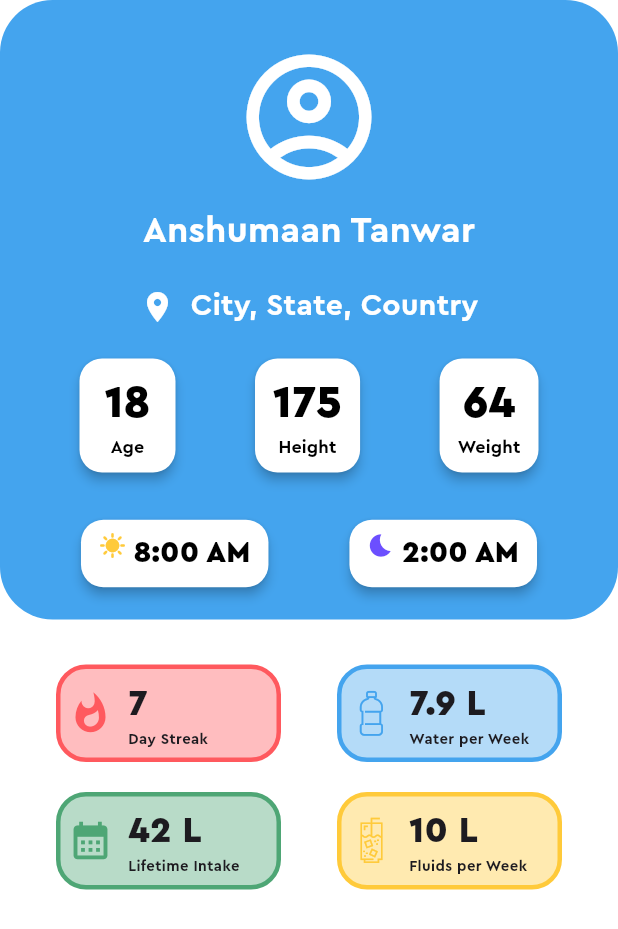
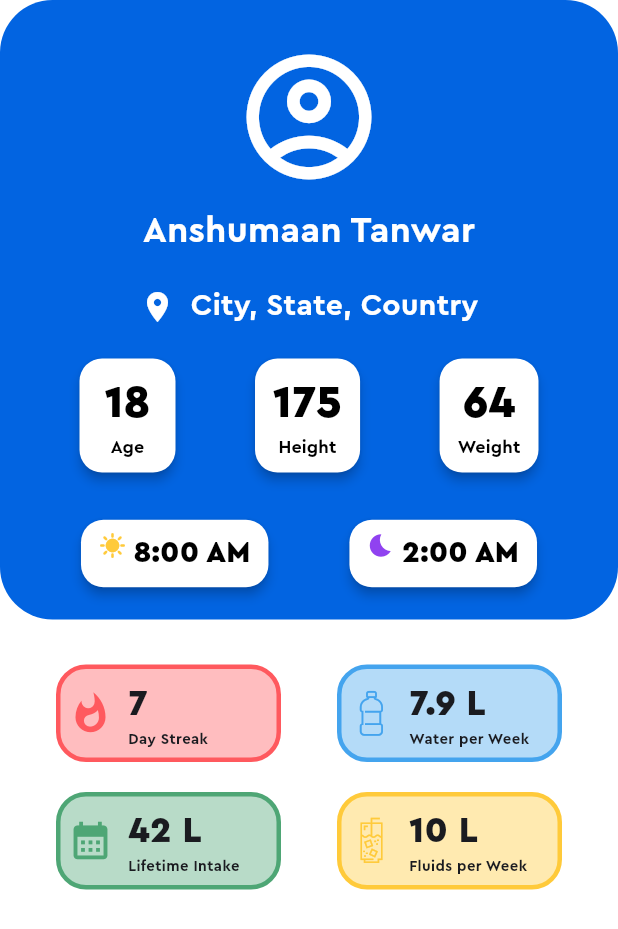
Before and after one commit to Anshu-79/aqua, a Flutter app: the UserProfile screen opened directly, on a phone screen of 412 x 824 dp. Shown: the top 929 px of the screen. Run offline on Flutter 3.47's test engine with Material 3 defaults, Android fonts, the phone set to English and light mode, and no system bars; our stand-ins replace animated_text_kit, calendar_date_picker2, drift, email_validator, firebase_core, flutter_colorpicker and 7 more; missing offline and left inert: coast, cron, flow_builder, progressive_time_picker, searchable_listview, sqlite3; accounts and stored records are empty; generated files the repository leaves out were written again; project files that could hold a hidden picture were left out.

Commit message:
organize themes & change default 'dark blue' color

```diff
--- a/lib/screens/onboarding/form/height.dart
+++ b/lib/screens/onboarding/form/height.dart
@@ -6,6 +6,7 @@ import 'package:numberpicker/numberpicker.dart';
 import 'package:aqua/screens/onboarding/form/profile.dart';
 import 'package:aqua/screens/onboarding/form/nav_buttons.dart';
 import 'package:aqua/shape_painter.dart';
+import 'package:aqua/utils.dart' as utils;
 
 class HeightInputScreen extends StatefulWidget {
   const HeightInputScreen({super.key});
@@ -57,10 +58,10 @@ class _HeightInputScreenState extends State<HeightInputScreen> {
                               itemWidth: 200,
                               textStyle: const TextStyle(
                                   fontWeight: FontWeight.w900, fontSize: 50),
-                              selectedTextStyle: const TextStyle(
+                              selectedTextStyle: TextStyle(
                                   fontWeight: FontWeight.w900,
                                   fontSize: 100,
-                                  color: Color(0xFF0264e1)),
+                                  color: utils.defaultColors['dark blue']),
                               haptics: true,
                               itemCount: 3,
                               minValue: 50,
--- a/lib/screens/onboarding/form/profile_picture.dart
+++ b/lib/screens/onboarding/form/profile_picture.dart
@@ -3,11 +3,12 @@ import 'dart:io';
 import 'package:animated_text_kit/animated_text_kit.dart';
 import 'package:flow_builder/flow_builder.dart';
 import 'package:flutter/material.dart';
+import 'package:image_picker/image_picker.dart';
 
 import 'package:aqua/screens/onboarding/form/profile.dart';
 import 'package:aqua/screens/onboarding/form/nav_buttons.dart';
 import 'package:aqua/shape_painter.dart';
-import 'package:image_picker/image_picker.dart';
+import 'package:aqua/utils.dart' as utils;
 
 class PictureInputScreen extends StatefulWidget {
   const PictureInputScreen({super.key});
@@ -72,7 +73,7 @@ class _PictureInputScreenState extends State<PictureInputScreen> {
                     ),
                     TextButton(
                         style: TextButton.styleFrom(
-                          backgroundColor: const Color(0xFF0264e1),
+                          backgroundColor: utils.defaultColors['dark blue'],
                           foregroundColor: Colors.white,
                         ),
                         onPressed: () {
--- a/lib/screens/onboarding/form/sleep_schedule.dart
+++ b/lib/screens/onboarding/form/sleep_schedule.dart
@@ -6,6 +6,7 @@ import 'package:progressive_time_picker/progressive_time_picker.dart';
 import 'package:aqua/screens/onboarding/form/profile.dart';
 import 'package:aqua/screens/onboarding/form/nav_buttons.dart';
 import 'package:aqua/shape_painter.dart';
+import 'package:aqua/utils.dart' as utils;
 
 class SleepScheduleInputScreen extends StatefulWidget {
   const SleepScheduleInputScreen({super.key});
@@ -75,7 +76,7 @@ class _SleepScheduleInputScreenState extends State<SleepScheduleInputScreen> {
                                       endNumber: 0),
                               baseColor: const Color(0x440264e1),
                               sweepDecoration: TimePickerSweepDecoration(
-                                  pickerColor: const Color(0xFF0264e1),
+                                  pickerColor: utils.defaultColors['dark blue'],
                                   pickerStrokeWidth: 40),
                               initHandlerDecoration:
                                   TimePickerHandlerDecoration(
--- a/lib/screens/onboarding/form/weight.dart
+++ b/lib/screens/onboarding/form/weight.dart
@@ -6,6 +6,7 @@ import 'package:numberpicker/numberpicker.dart';
 import 'package:aqua/screens/onboarding/form/profile.dart';
 import 'package:aqua/screens/onboarding/form/nav_buttons.dart';
 import 'package:aqua/shape_painter.dart';
+import 'package:aqua/utils.dart' as utils;
 
 class WeightInputScreen extends StatefulWidget {
   const WeightInputScreen({super.key});
@@ -57,10 +58,10 @@ class _WeightInputScreenState extends State<WeightInputScreen> {
                               itemWidth: 200,
                               textStyle: const TextStyle(
                                   fontWeight: FontWeight.w900, fontSize: 50),
-                              selectedTextStyle: const TextStyle(
+                              selectedTextStyle:  TextStyle(
                                   fontWeight: FontWeight.w900,
                                   fontSize: 100,
-                                  color: Color(0xFF0264e1)),
+                                  color: utils.defaultColors['dark blue']),
                               haptics: true,
                               itemCount: 3,
                               minValue: 10,
--- a/lib/screens/onboarding/onboarding.dart
+++ b/lib/screens/onboarding/onboarding.dart
@@ -9,6 +9,7 @@ import 'package:aqua/screens/onboarding/reminders.dart';
 import 'package:aqua/screens/onboarding/welcome.dart';
 import 'package:aqua/screens/onboarding/location.dart';
 import 'package:aqua/screens/onboarding/form/form.dart';
+import 'package:aqua/utils.dart' as utils;
 
 class OnboardingView extends StatefulWidget {
   const OnboardingView({super.key});
@@ -120,7 +121,7 @@ class _OnboardingViewState extends State<OnboardingView>
     return Container(
       decoration: BoxDecoration(
           borderRadius: BorderRadius.circular(8),
-          color: const Color(0xFF0264e1)),
+          color: utils.defaultColors['dark blue']),
       width: MediaQuery.of(context).size.width * .9,
       height: 55,
       child: TextButton(
--- a/lib/screens/onboarding/welcome.dart
+++ b/lib/screens/onboarding/welcome.dart
@@ -16,7 +16,7 @@ class WelcomeScreen extends StatelessWidget {
         Container(
           decoration: BoxDecoration(
             shape: BoxShape.circle,
-            border: Border.all(color: const Color(0xFF0264e1), width: 5),
+            border: Border.all(color: utils.defaultColors['dark blue']!, width: 5),
           ),
           height: 90,
           child: Padding(
--- a/lib/screens/user_profile.dart
+++ b/lib/screens/user_profile.dart
@@ -18,7 +18,7 @@ class _UserProfileState extends State<UserProfile> {
         children: [
           Container(
             decoration: BoxDecoration(
-                color: utils.defaultColors['blue'],
+                color: utils.defaultColors['dark blue'],
                 borderRadius: const BorderRadius.all(Radius.circular(35))),
             child: Padding(
               padding: const EdgeInsets.symmetric(vertical: 20),
@@ -80,7 +80,7 @@ class _UserProfileState extends State<UserProfile> {
                       SleepScheduleButton(
                           icon: Icon(
                             Icons.bedtime,
-                            color: utils.defaultColors['dark blue'],
+                            color: utils.defaultColors['violet'],
                           ),
                           time: "2:00 AM",
                           callback: () {})
--- a/lib/utils.dart
+++ b/lib/utils.dart
@@ -2,6 +2,29 @@ import 'package:aqua/main.dart';
 import 'package:flutter/material.dart';
 import 'package:permission_handler/permission_handler.dart';
 import 'icomoon_icons.dart';
+
+// Theme Utilities
+ThemeData lightTheme = ThemeData(
+    fontFamily: 'CeraPro',
+    primaryColor: Colors.black,
+    canvasColor: Colors.white,
+    splashColor: defaultColors['blue'],
+    scaffoldBackgroundColor: Colors.white,
+    brightness: Brightness.light,
+    colorScheme: ColorScheme.fromSeed(
+        seedColor: defaultColors['dark blue']!.toMaterialColor(),
+        brightness: Brightness.light));
+
+ThemeData darkTheme = ThemeData(
+    fontFamily: 'CeraPro',
+    primaryColor: Colors.white,
+    canvasColor: Colors.black,
+    splashColor: defaultColors['blue'],
+    scaffoldBackgroundColor: Colors.black,
+    brightness: Brightness.dark,
+    colorScheme: ColorScheme.fromSeed(
+        seedColor: defaultColors['dark blue']!.toMaterialColor(),
+        brightness: Brightness.dark));
 
 // Duration Utilities
 String getInText(int duration) {
@@ -29,12 +52,12 @@ Map<String, Color> defaultColors = {
   'green': const Color(0xff8ac926),
   'mint': const Color(0xFF4EA675),
   'blue': const Color(0xFF44A4EE),
-  'dark blue': const Color(0xFF6C4FFF),
+  'dark blue': const Color(0xFF0264e1),
   'violet': const Color(0xFF9042F0),
 };
 
 List<Color> textColorizeColors = [
-  const Color(0xFF0264e1),
+  defaultColors['dark blue']!,
   Colors.purple,
   Colors.pink,
   Colors.red,
@@ -72,6 +95,28 @@ Color lighten(Color c, [int percent = 10]) {
       c.red + ((255 - c.red) * p).round(),
       c.green + ((255 - c.green) * p).round(),
       c.blue + ((255 - c.blue) * p).round());
+}
+
+extension ColorExt on Color {
+  MaterialColor toMaterialColor() {
+    final int red = this.red;
+    final int green = this.green;
+    final int blue = this.blue;
+
+    final Map<int, Color> shades = {
+      50: Color.fromRGBO(red, green, blue, .1),
+      100: Color.fromRGBO(red, green, blue, .2),
+      200: Color.fromRGBO(red, green, blue, .3),
+      300: Color.fromRGBO(red, green, blue, .4),
+      400: Color.fromRGBO(red, green, blue, .5),
+      500: Color.fromRGBO(red, green, blue, .6),
+      600: Color.fromRGBO(red, green, blue, .7),
+      700: Color.fromRGBO(red, green, blue, .8),
+      800: Color.fromRGBO(red, green, blue, .9),
+      900: Color.fromRGBO(red, green, blue, 1),
+    };
+    return MaterialColor(value, shades);
+  }
 }
 
 // Icon Utilities
@@ -142,7 +187,7 @@ abstract class ThemeText {
       fontSize: 100, fontWeight: FontWeight.w900, color: Color(0xFF44A4EE));
 
   static TextStyle dailyGoalTotal = TextStyle(
-      color: const Color(0xFF2286D3),
+      color: defaultColors['dark blue'],
       fontSize: dailyGoalConsumed.fontSize,
       fontWeight: FontWeight.w900);
 
```
Also changed, not shown: lib/main.dart (+14 -33 lines), lib/screens/onboarding/form/dob.dart (+4 -3 lines).
